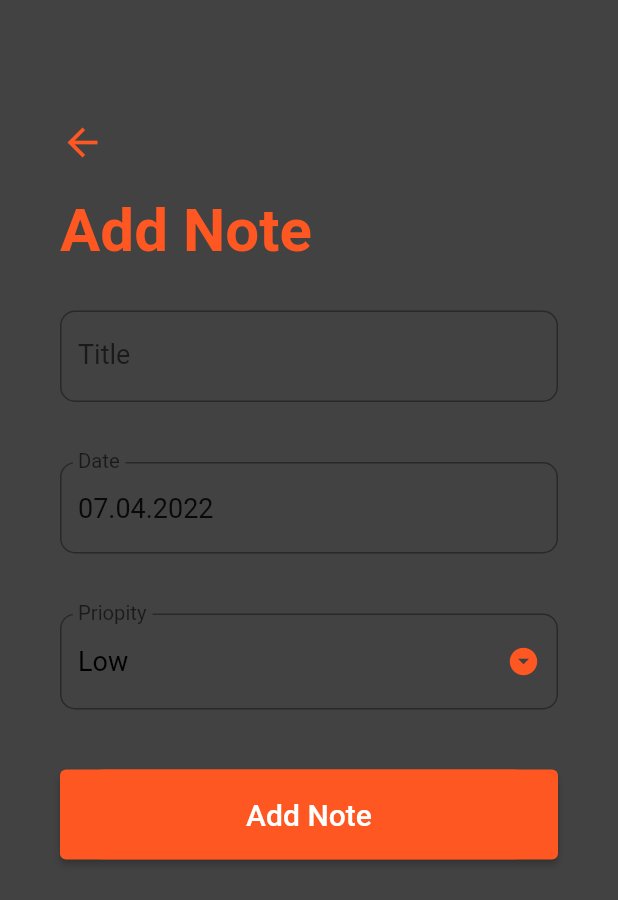
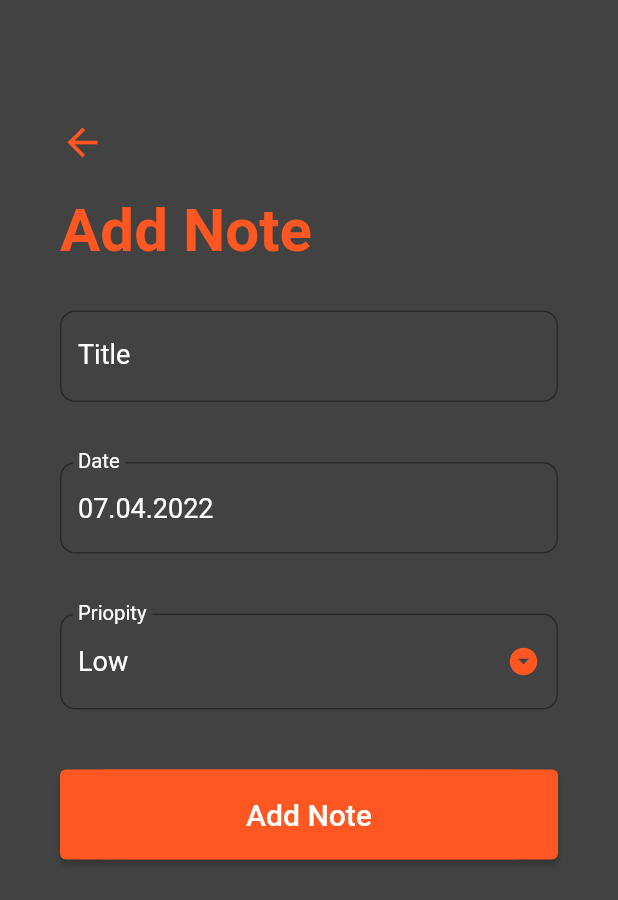
Before and after one commit to LeraAngel/todo, a Flutter app: the AddNoteScreen screen opened directly, on a phone screen of 412 x 824 dp. Shown: the top 900 px of the screen. Run offline on Flutter 3.47's test engine with Material 2 defaults, Android fonts, the phone set to English and light mode, and no system bars; our stand-ins replace sqflite; accounts and stored records are empty.

Commit message:
LeraAngel
Color

```diff
--- a/lib/screens/add_note_screen.dart
+++ b/lib/screens/add_note_screen.dart
@@ -157,10 +157,10 @@ class _AddNoteScreenState extends State<AddNoteScreen> {
                       Padding(
                         padding: EdgeInsets.symmetric(vertical: 20.0,),
                         child: TextFormField(
-                          style: TextStyle(fontSize: 18.0),
+                          style: TextStyle(fontSize: 18.0, color: Colors.white),
                           decoration: InputDecoration(
                               labelText: 'Title',
-                              labelStyle: TextStyle(fontSize: 18.0),
+                              labelStyle: TextStyle(fontSize: 18.0, color: Colors.white),
                               border: OutlineInputBorder(
                                 borderRadius: BorderRadius.circular(10.0),
                               )
@@ -176,11 +176,11 @@ class _AddNoteScreenState extends State<AddNoteScreen> {
                         child: TextFormField(
                           readOnly: true,
                           controller: _dateController,
-                          style: TextStyle(fontSize: 18.0),
+                          style: TextStyle(fontSize: 18.0, color: Colors.white),
                           onTap: _handleDatePicker,
                           decoration: InputDecoration(
                               labelText: 'Date',
-                              labelStyle: TextStyle(fontSize: 18.0),
+                              labelStyle: TextStyle(fontSize: 18.0, color: Colors.white),
                               border: OutlineInputBorder(
                                 borderRadius: BorderRadius.circular(10.0),
                               )
@@ -193,23 +193,21 @@ class _AddNoteScreenState extends State<AddNoteScreen> {
                           isDense: true,
                           icon: Icon(Icons.arrow_drop_down_circle),
                           iconSize: 22.0,
+                          dropdownColor: Colors.grey[900],
                           iconEnabledColor: Theme.of(context).primaryColor,
                           items: _priorities.map((String priority){
                             return DropdownMenuItem(
                                 value: priority,
                                 child: Text(
                                   priority,
-                                  style: TextStyle(
-                                    color: Colors.black,
-                                    fontSize: 18.0,
-                                  ),
+                                  style: TextStyle(color: Colors.white, fontSize: 18.0),
                                 )
                             );
                           }).toList(),
                           style: TextStyle(fontSize: 18.0),
                           decoration: InputDecoration(
                             labelText:'Priopity',
-                            labelStyle: TextStyle(fontSize: 18.0),
+                            labelStyle: TextStyle(fontSize: 18.0, color: Colors.white),
                             border: OutlineInputBorder(
                               borderRadius: BorderRadius.circular(10.0),
                             ),
@@ -234,10 +232,7 @@ class _AddNoteScreenState extends State<AddNoteScreen> {
                         child: ElevatedButton(
                           child: Text(
                             btnText,
-                            style: TextStyle(
-                              color: Colors.white,
-                              fontSize: 20.0,
-                            ),
+                            style: TextStyle(color: Colors.white, fontSize: 20.0),
                           ),
                           onPressed: _submit,
                         ),
--- a/lib/screens/home_screen.dart
+++ b/lib/screens/home_screen.dart
@@ -124,9 +124,7 @@ class _HomeScreenState extends State<HomeScreen> {
                       Text(
                         '$completedNoteCount of ${snapshot.data.length}',
                         style: TextStyle(
-                          color: Theme
-                              .of(context)
-                              .primaryColor,
+                          color: Theme.of(context).primaryColor,
                           fontSize: 40.0,
                           fontWeight: FontWeight.w600,
                         ),
--- a/pubspec.yaml
+++ b/pubspec.yaml
@@ -15,6 +15,7 @@ dependencies:
   intl: ^0.17.0
   sqflite: ^2.0.2
   path_provider: ^2.0.9
+  flutter_local_notifications: ^9.4.0
 
 dev_dependencies:
   flutter_launcher_icons: ^0.9.2
```
Also changed, not shown: pubspec.lock.
